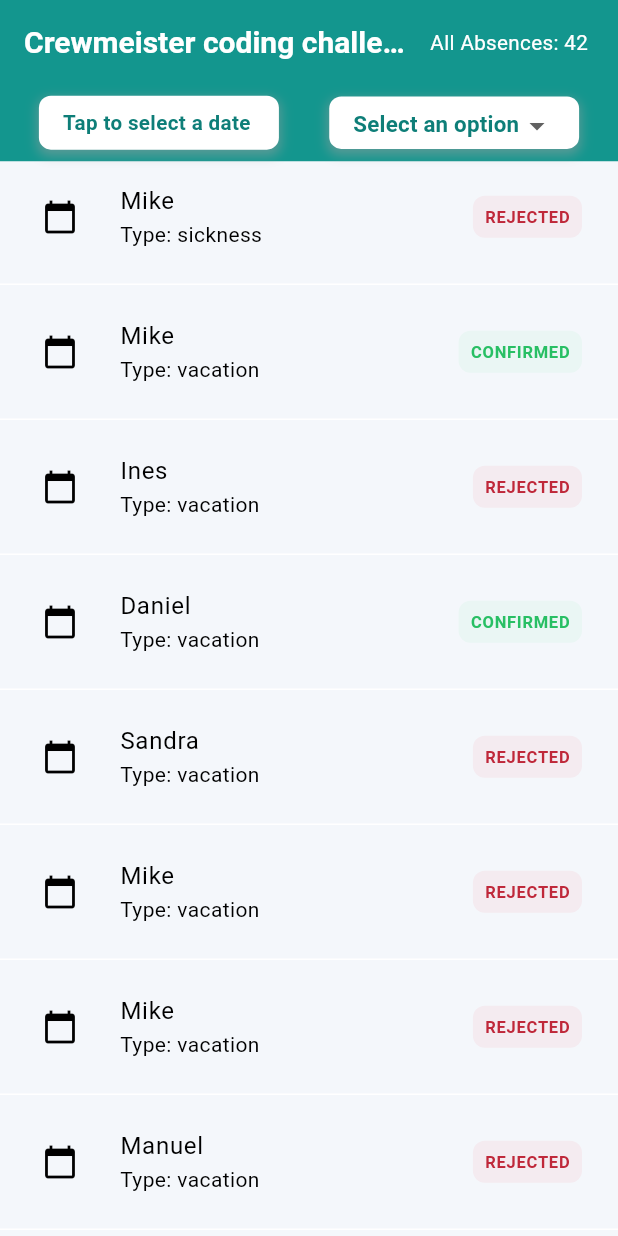
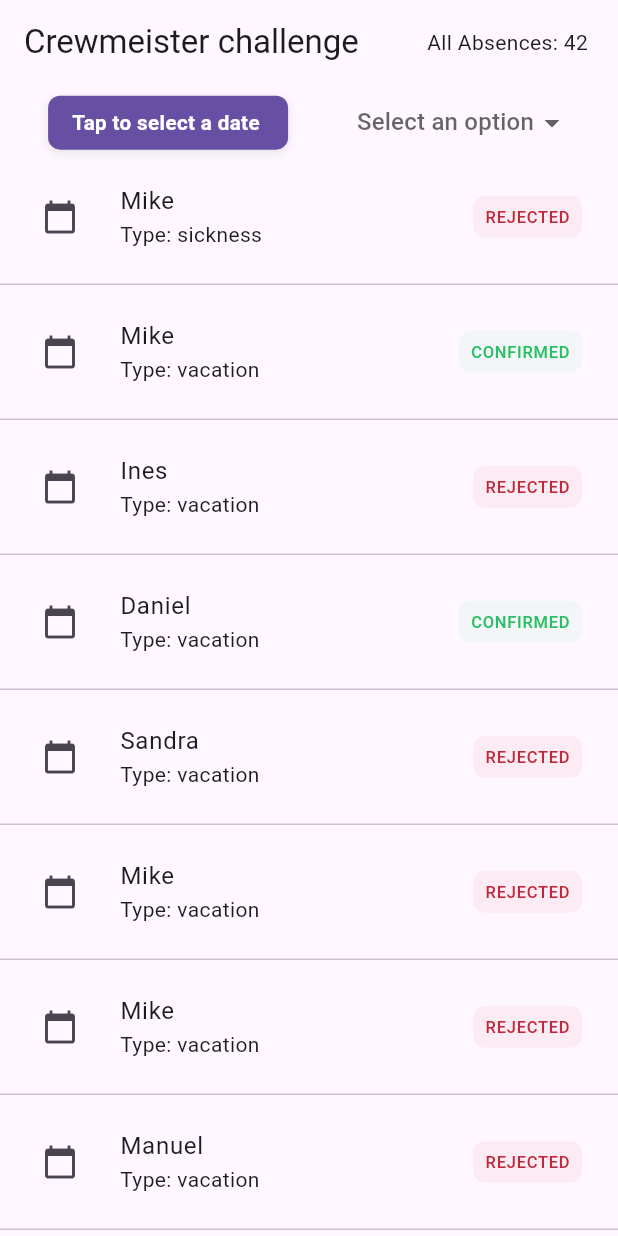
Before and after one commit to M4RZB4Ni/Absence-Manager-Flutter, a Flutter app: the screen it shows after launch, on a phone screen of 412 x 824 dp. Run offline on Flutter 3.47's test engine with Material 3 defaults, Android fonts, the phone set to English and light mode, and no system bars; our stand-ins replace flutter_screenutil, freezed_annotation, get, lottie, open_file; missing offline and left inert: ical; generated files the repository leaves out were written again; project files that could hold a hidden picture were left out.

Commit message:
Refactor: Dark theme configured and tested.
Description: based on material 3 standards

Took 1 hour 5 minutes

```diff
--- a/lib/app/base/base_view.dart
+++ b/lib/app/base/base_view.dart
@@ -7,7 +7,6 @@ import 'package:get/get_core/get_core.dart';
 import 'package:get/get_navigation/src/extension_navigation.dart';
 import 'package:get/get_state_manager/get_state_manager.dart';
 
-import '../resources/app_theme.dart';
 
 abstract class BaseView<Controller extends BaseController>
     extends GetView<Controller> {
@@ -114,9 +113,8 @@ abstract class BaseView<Controller extends BaseController>
     );
   }
 
-  Color pageBackgroundColor() => AppTheme.mode() == Brightness.light
-      ? AppTheme.light().scaffoldBackgroundColor // Color for light theme
-      : AppTheme.dark().scaffoldBackgroundColor;
+  Color pageBackgroundColor() => Theme.of(Get.context!).brightness == Brightness.light ?
+      ThemeData.light(useMaterial3: true).scaffoldBackgroundColor : ThemeData.dark(useMaterial3: true).colorScheme.background;
 
   Color statusBarColor() => AppColors.transparent;
 
--- a/lib/app/resources/app_text.dart
+++ b/lib/app/resources/app_text.dart
@@ -3,7 +3,7 @@ mixin AppText {
   static const search = "Search...";
 
   // Static constant for the Application's Name.
-  static const appName = "Crewmeister coding challenge";
+  static const appName = "Crewmeister challenge";
   static const total = "All Absences";
   static const requested = "REQUESTED";
   static const confirmed = "CONFIRMED";
--- a/lib/app/resources/app_theme.dart
+++ b/lib/app/resources/app_theme.dart
@@ -48,6 +48,7 @@ mixin AppTheme {
     );
     return ThemeData(
       brightness: Brightness.light,
+
       primaryColor: AppColors.primary,
       textTheme: lightTextTheme,
       iconButtonTheme: IconButtonThemeData(style: ButtonStyle(
@@ -155,9 +156,6 @@ mixin AppTheme {
       ).copyWith(
         secondary: AppColors.secondaryDark,
       ),
-   /*   dropdownMenuTheme: const DropdownMenuThemeData(
-        textStyle: TextStyle(color: AppColors.primary), // Text color for light theme
-      ),*/
       scaffoldBackgroundColor: AppColors.grey900,
       iconButtonTheme: IconButtonThemeData(
           style: ButtonStyle(
--- a/lib/main.dart
+++ b/lib/main.dart
@@ -1,7 +1,6 @@
 // Import necessary packages and files.
 import 'package:communere/app/di/main_binding.dart';
 import 'package:communere/app/resources/app_text.dart';
-import 'package:communere/app/resources/app_theme.dart';
 import 'package:communere/presentation/home/home_view.dart';
 import 'package:flutter/material.dart';
 import 'package:flutter_screenutil/flutter_screenutil.dart';
@@ -41,8 +40,8 @@ class MyApp extends StatelessWidget {
       builder: (context, child) {
         // Use GetMaterialApp for managing the application's state and routes.
         return GetMaterialApp(
-          theme: AppTheme.light(),
-          darkTheme: AppTheme.light(),
+          theme: ThemeData.light(useMaterial3: true),
+          darkTheme: ThemeData.light(useMaterial3: true),
           debugShowCheckedModeBanner: false,
           locale: Get.locale, // Set the locale for localization.
           title: AppText.appName, // Set the application title.
--- a/lib/presentation/components/date_picker_widget.dart
+++ b/lib/presentation/components/date_picker_widget.dart
@@ -39,14 +39,15 @@ class DatePickerWidgetState extends State<DatePickerWidget> {
       width: 160.spMin,
       padding: const EdgeInsets.symmetric(horizontal: 16, vertical: 8),
       decoration: BoxDecoration(
-        color: AppColors.onPrimary,
+        color:Theme.of(context).brightness == Brightness.light ?
+        ThemeData.light(useMaterial3: true).colorScheme.primary : ThemeData.dark(useMaterial3: true).colorScheme.secondary,
         borderRadius: BorderRadius.circular(8),
         boxShadow: [
           BoxShadow(
-            color: Colors.grey.withOpacity(0.5),
-            spreadRadius: 1,
-            blurRadius: 6,
-            offset: const Offset(0, 3),
+            color: Theme.of(context).brightness == Brightness.light ? Colors.grey.withOpacity(0.2):Colors.white70.withOpacity(0.2) ,
+            spreadRadius: 0.5,
+            blurRadius: 4,
+            offset: const Offset(0, 2),
           ),
         ],
       ),
@@ -63,7 +64,8 @@ class DatePickerWidgetState extends State<DatePickerWidget> {
                 style: TextStyle(
                     fontSize: 12.sp,
                     fontWeight: FontWeight.w600,
-                    color: AppColors.primaryDark),
+                    color: Theme.of(context).brightness == Brightness.light ?
+                    ThemeData.light(useMaterial3: true).colorScheme.onPrimary : ThemeData.dark(useMaterial3: true).colorScheme.onSecondary),
               ),
             ),
           ),
--- a/lib/presentation/components/drop_down_picker_widget.dart
+++ b/lib/presentation/components/drop_down_picker_widget.dart
@@ -1,4 +1,3 @@
-import 'package:communere/app/resources/app_colors.dart';
 import 'package:communere/app/resources/app_text.dart';
 import 'package:flutter/material.dart';
 import 'package:flutter_screenutil/flutter_screenutil.dart';
@@ -51,22 +50,7 @@ class StringDropdownWidgetState extends State<StringDropdownWidget> {
   Widget build(BuildContext context) {
 
     // Builds the dropdown widget with styling and behavior.
-    return Container(
-      height: 35.spMin,
-      padding: const EdgeInsets.symmetric(horizontal: 16, vertical: 8),
-      decoration: BoxDecoration(
-        color: Colors.white,
-        borderRadius: BorderRadius.circular(8),
-        boxShadow: [
-          BoxShadow(
-            color: Colors.grey.withOpacity(0.5),
-            spreadRadius: 1,
-            blurRadius: 6,
-            offset: const Offset(0, 3),
-          ),
-        ],
-      ),
-      child: Row(
+    return Row(
       mainAxisAlignment: MainAxisAlignment.center,
       children: [
         // Dropdown button to display the options.
@@ -78,8 +62,9 @@ class StringDropdownWidgetState extends State<StringDropdownWidget> {
                 widget.options.map<DropdownMenuItem<String>>((String value) {
                   return DropdownMenuItem<String>(
                     value: value,
-                  child: Text(value,
-                      style:Theme.of(context).textTheme.titleMedium),
+                    child: Text(value,/*style: TextStyle(color: AppTheme.mode() == Brightness.light
+                        ? AppTheme.light().cardColor // Color for light theme
+                        : AppTheme.dark().primaryColor)*/)
                   );
             }).toList(),
             onChanged: (String? newValue) {
@@ -88,9 +73,7 @@ class StringDropdownWidgetState extends State<StringDropdownWidget> {
               });
               widget.onStringSelected(newValue);
             },
-              hint: Text(AppText.selectOption,
-                  style:
-                      TextStyle(fontSize: 13.sp, color: AppColors.primaryDark)),
+            hint: const Text(AppText.selectOption),
           ),
         ),
 
@@ -107,7 +90,6 @@ class StringDropdownWidgetState extends State<StringDropdownWidget> {
             ),
           ),
       ],
-      ),
     );
   }
 }
--- a/lib/presentation/home/home_view.dart
+++ b/lib/presentation/home/home_view.dart
@@ -1,6 +1,5 @@
 import 'package:communere/app/base/base_view.dart';
 import 'package:communere/app/extentions/extensions.dart';
-import 'package:communere/app/resources/app_colors.dart';
 import 'package:communere/presentation/components/date_picker_widget.dart';
 import 'package:communere/presentation/components/drop_down_picker_widget.dart';
 import 'package:communere/presentation/components/skeleton_list.dart';
@@ -77,7 +76,7 @@ class HomeView extends BaseView<HomeViewModel> {
           padding: const EdgeInsets.only(right: 20),
           child: Text(
             "${AppText.total}: ${controller.allAbsences.length}",
-            style: TextStyle(fontSize: 12.sp, color: AppColors.onPrimary)
+          /*  style: TextStyle(fontSize: 12.sp, color: AppColors.onPrimary)*/
           ),
         ),
       ],
```
Lines whose indentation alone changed are shown as unchanged.
